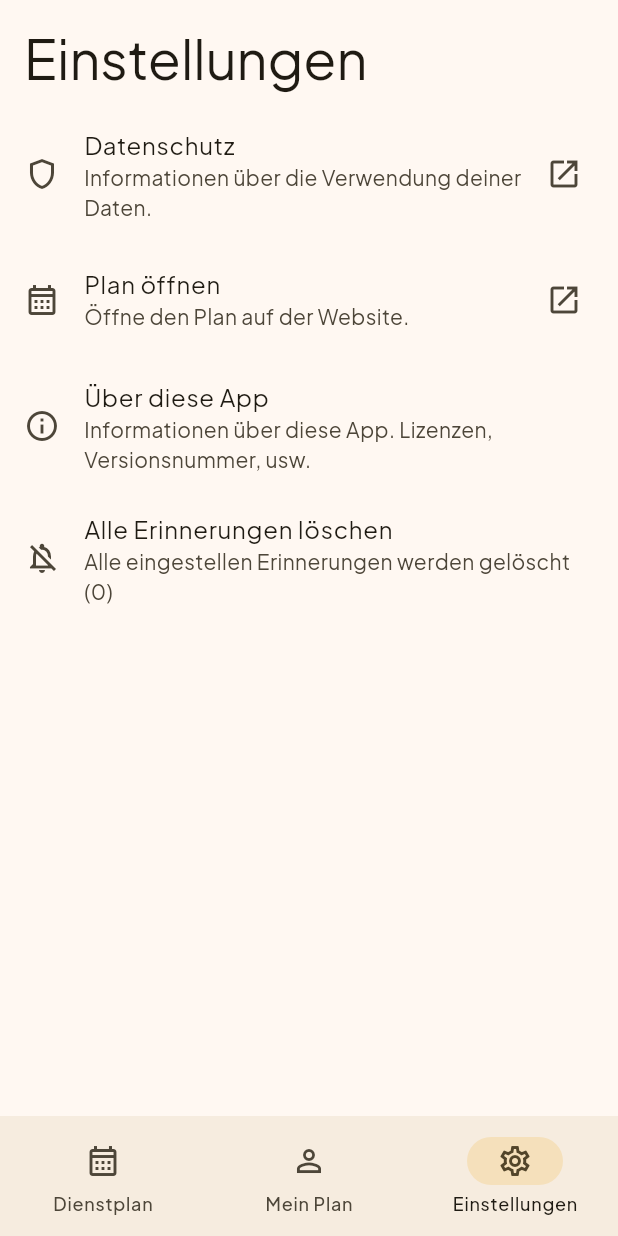
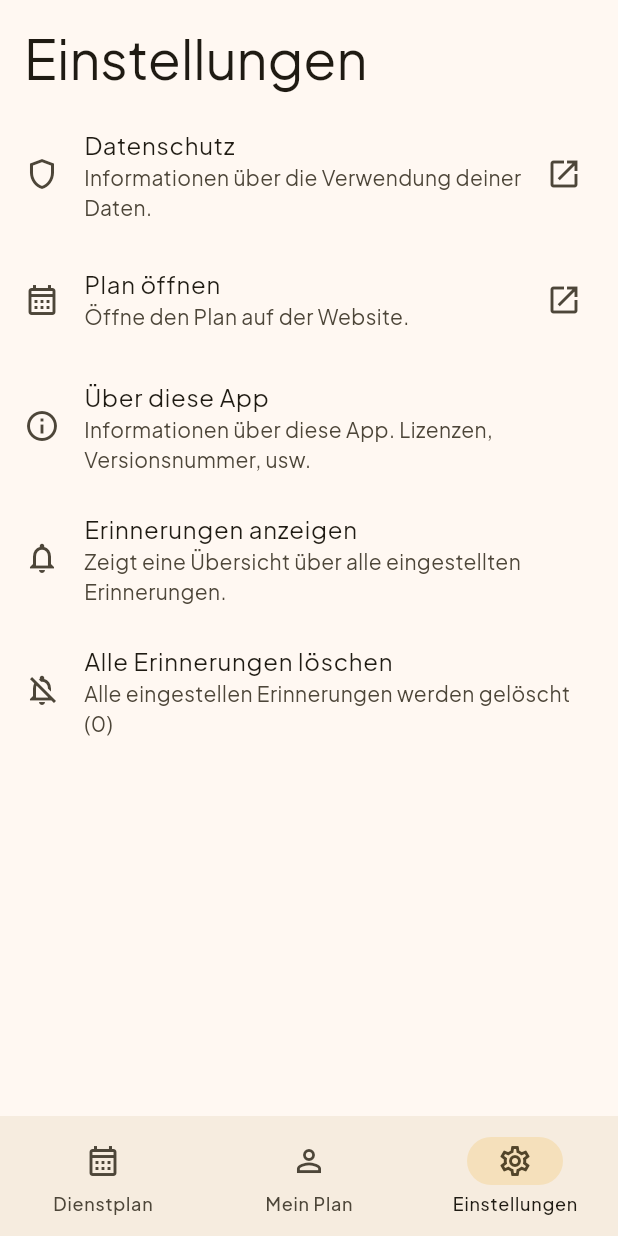
Before and after one commit to hauketoenjes/mplan_mobile, a Flutter app: the screen it shows after launch, item 3 of the bottom bar chosen, on a phone screen of 412 x 824 dp. Run offline on Flutter 3.47's test engine with Material 3 defaults, Android fonts, the phone set to English and light mode, and no system bars; our stand-ins replace dio, flutter_animate, flutter_local_notifications, flutter_native_splash, flutter_riverpod, freezed_annotation and 7 more; missing offline and left inert: add_2_calendar, dio_cache_interceptor, dio_cache_interceptor_hive_store; accounts and stored records are empty; generated files the repository leaves out were written again.

Commit message:
feat: Update deps, add page for overview

```diff
--- a/lib/l10n/app_de.arb
+++ b/lib/l10n/app_de.arb
@@ -46,7 +46,7 @@
   "settingsPage_dataPrivacyDescription": "Informationen über die Verwendung deiner Daten.",
   "settingsPage_plan": "Plan öffnen",
   "settingsPage_planDescription": "Öffne den Plan auf der Website.",
-  "settingsPage_cancelAllNotifcations": "Alle Erinnerungen löschen",
+  "settingsPage_cancelAllNotifications": "Alle Erinnerungen löschen",
   "settingsPage_cancelAllNotifcationsDescription": "Alle eingestellen Erinnerungen werden gelöscht ({count})",
   "@settingsPage_cancelAllNotifcationsDescription": {
     "placeholders": {
@@ -56,6 +56,9 @@
       }
     }
   },
+  "settingsPage_notificationsOverview": "Erinnerungen anzeigen",
+  "settingsPage_notificationsOverviewDescription": "Zeigt eine Übersicht über alle eingestellten Erinnerungen.",
+  "notificationOverviewPage_title": "Erinnerungen",
   "planCard_noLocation": "Kein Ort",
   "planCard_noInformation": "Keine Info",
   "general_addToCalendar": "Zum Kalender hinzufügen",
--- a/lib/pages/settings_page.dart
+++ b/lib/pages/settings_page.dart
@@ -4,6 +4,7 @@ import 'package:mplan_mobile/misc/list_extensions.dart';
 import 'package:mplan_mobile/widgets/layout/layout.dart';
 import 'package:mplan_mobile/widgets/settings/about_tile.dart';
 import 'package:mplan_mobile/widgets/settings/data_privacy_tile.dart';
+import 'package:mplan_mobile/widgets/settings/notifications_overview_tile.dart';
 import 'package:mplan_mobile/widgets/settings/notifications_tile.dart';
 import 'package:mplan_mobile/widgets/settings/plan_tile.dart';
 
@@ -20,6 +21,7 @@ class SettingsPage extends StatelessWidget {
             const DataPrivacyTile(),
             const PlanTile(),
             const AboutTile(),
+            const NotificationsOverviewTile(),
             const NotificationsTile(),
           ].genericJoin(
             const SizedBox(height: 8),
--- /dev/null
+++ b/lib/widgets/settings/notifications_overview_tile.dart
@@ -0,0 +1,24 @@
+import 'package:flutter/material.dart';
+import 'package:mplan_mobile/l10n/l10n.dart';
+import 'package:mplan_mobile/pages/notifications_overview_page.dart';
+
+class NotificationsOverviewTile extends StatelessWidget {
+  const NotificationsOverviewTile({super.key});
+
+  @override
+  Widget build(BuildContext context) {
+    return ListTile(
+      title: Text(context.l10n.settingsPage_notificationsOverview),
+      subtitle:
+          Text(context.l10n.settingsPage_notificationsOverviewDescription),
+      leading: const Icon(Icons.notifications_outlined),
+      onTap: () async {
+        await Navigator.of(context).push(
+          MaterialPageRoute<void>(
+            builder: (_) => const NotificationsOverviewPage(),
+          ),
+        );
+      },
+    );
+  }
+}
--- a/lib/widgets/settings/notifications_tile.dart
+++ b/lib/widgets/settings/notifications_tile.dart
@@ -11,7 +11,7 @@ class NotificationsTile extends ConsumerWidget {
     final notifications = ref.watch(notificationNotifierProvider);
 
     return ListTile(
-      title: Text(context.l10n.settingsPage_cancelAllNotifcations),
+      title: Text(context.l10n.settingsPage_cancelAllNotifications),
       subtitle: switch (notifications) {
         AsyncData(:final value) => Text(
             context.l10n
```
Also changed, not shown: lib/pages/notifications_overview_page.dart (added, +17 -0 lines), lib/providers/misc_provider/misc_provider.dart (+7 -5 lines), lib/api/models/plan_item.freezed.dart, lib/providers/misc_provider/misc_provider.g.dart, lib/providers/notification_notifier/notification_model.freezed.dart, pubspec.lock, 4 other files.
